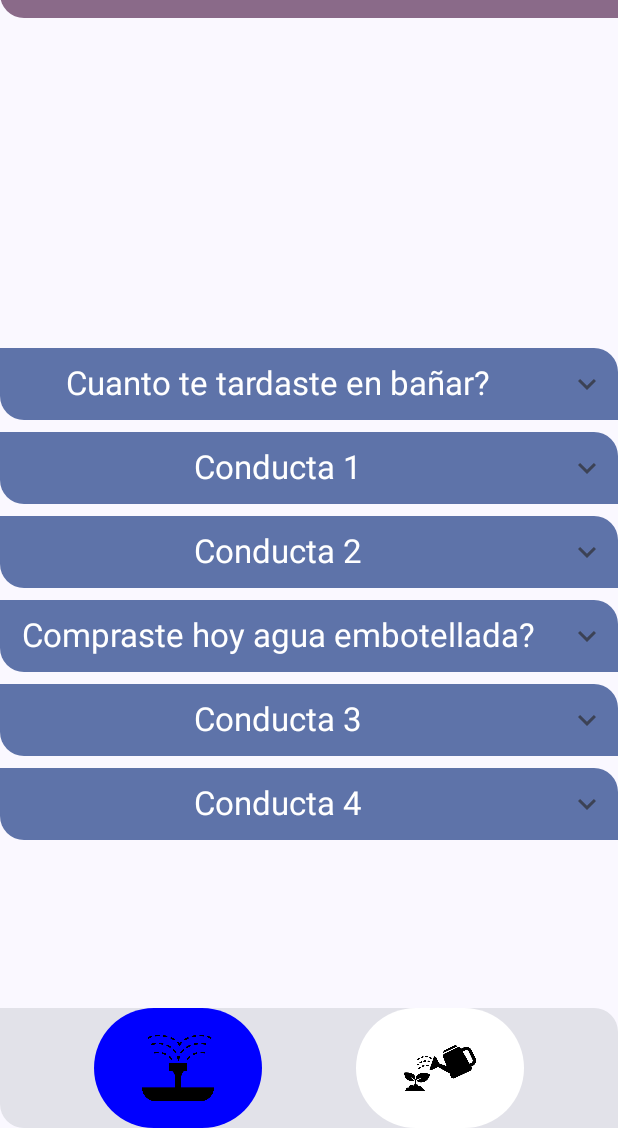
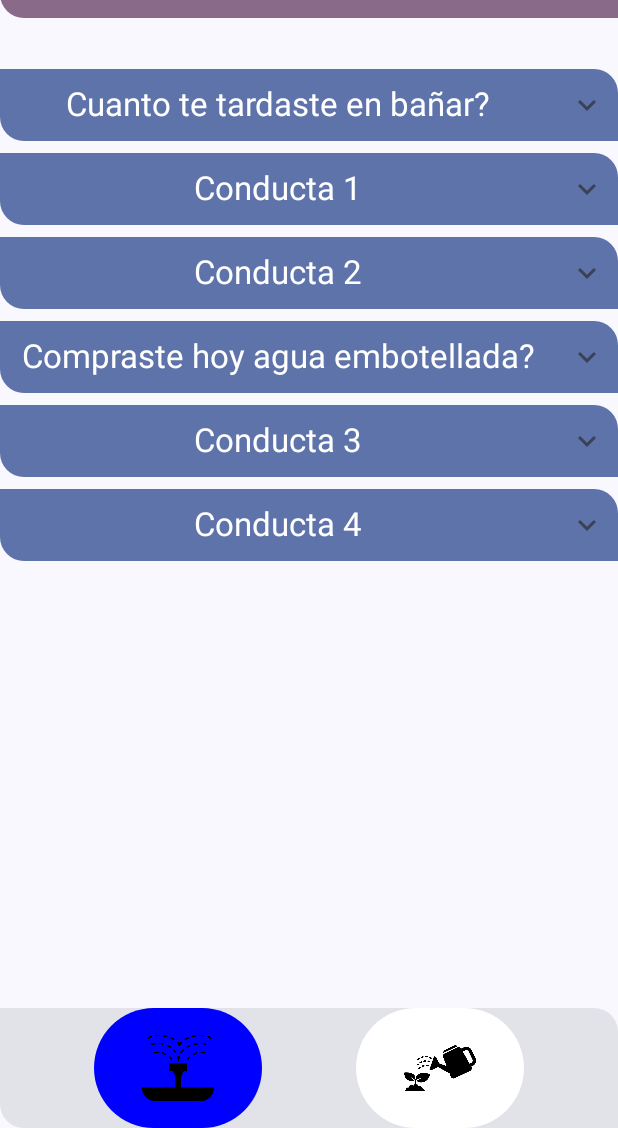
Before and after one commit to rafavela/LitrosDeAgua, an Android app built with Jetpack Compose: the LitersOfWaterLayout screen opened through its navigation route, on a phone screen of 412 x 824 dp, the part 108-1236 px from its top. Run offline under Robolectric (Android 15) with nearby library versions, the phone set to English and light mode, and no system bars.

Commit message:
Modify Lazy Column to not fill max height

```diff
--- a/app/src/main/java/com/dragonfruit/litrosdeagua/ui/BehaviourLayout.kt
+++ b/app/src/main/java/com/dragonfruit/litrosdeagua/ui/BehaviourLayout.kt
@@ -9,6 +9,7 @@ import androidx.compose.runtime.Composable
 import androidx.compose.foundation.layout.Row
 import androidx.compose.foundation.layout.Column
 import androidx.compose.foundation.layout.Spacer
+import androidx.compose.foundation.layout.fillMaxHeight
 import androidx.compose.foundation.layout.fillMaxSize
 import androidx.compose.foundation.layout.fillMaxWidth
 import androidx.compose.foundation.layout.height
@@ -53,7 +54,7 @@ fun BehaviourLayout(
     modifier: Modifier = Modifier,
 ){
     LazyColumn(
-        modifier = Modifier.fillMaxWidth()
+        modifier = Modifier.fillMaxHeight(0.8f)
     ) {
         items (litersOfWaterUiStateUiState.behaviourList) {
             BehaviourComponent(viewModel = viewModel, behaviour = it)
--- a/app/src/main/java/com/dragonfruit/litrosdeagua/ui/LitersOfWaterScreen.kt
+++ b/app/src/main/java/com/dragonfruit/litrosdeagua/ui/LitersOfWaterScreen.kt
@@ -3,16 +3,13 @@ package com.dragonfruit.litrosdeagua.ui
 import androidx.compose.foundation.layout.Arrangement
 import androidx.compose.foundation.layout.Column
 import androidx.compose.foundation.layout.PaddingValues
-import androidx.compose.foundation.layout.Spacer
 import androidx.compose.foundation.layout.fillMaxSize
-import androidx.compose.foundation.layout.height
 import androidx.compose.foundation.layout.padding
 import androidx.compose.material3.Scaffold
 import androidx.compose.runtime.Composable
 import androidx.compose.runtime.collectAsState
 import androidx.compose.ui.Modifier
 import androidx.compose.ui.tooling.preview.Preview
-import androidx.compose.ui.unit.dp
 import com.dragonfruit.litrosdeagua.ui.theme.LitrosDeAguaTheme
 import androidx.lifecycle.viewmodel.compose.viewModel
 import androidx.navigation.NavHostController
@@ -83,9 +80,6 @@ fun LitersOfWaterLayout(
             onBackButtonClick = onBackButtonClick,
             consumption = litersOfWaterUiStateUiState.consumptionAmount
         )
-        Spacer(
-            modifier = Modifier.height(12.dp)
-        )
         ShowScreen(viewModel, litersOfWaterUiStateUiState)
         NavigationLayout(
             litersOfWaterUiStateUiState,
@@ -100,7 +94,7 @@ fun ShowScreen(viewModel: LitersOfWaterViewModel, litersOfWaterUiStateUiState: L
     when(litersOfWaterUiStateUiState.litersOfWaterScreen){
         LitersOfWaterScreen.BEHAVIOUR_SCREEN -> BehaviourLayout(
             viewModel = viewModel,
-            litersOfWaterUiStateUiState = litersOfWaterUiStateUiState
+            litersOfWaterUiStateUiState = litersOfWaterUiStateUiState,
         )
         LitersOfWaterScreen.WATERING_SCREEN -> WaterPlantLayout(litersOfWaterUiStateUiState) {
             viewModel.waterPlant()
```
